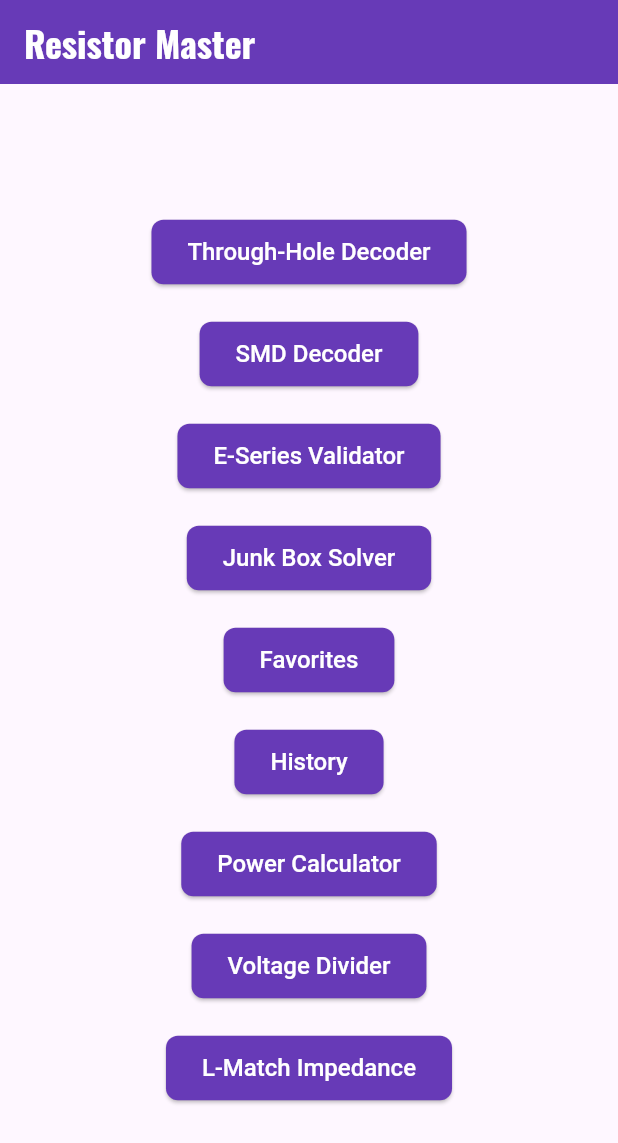
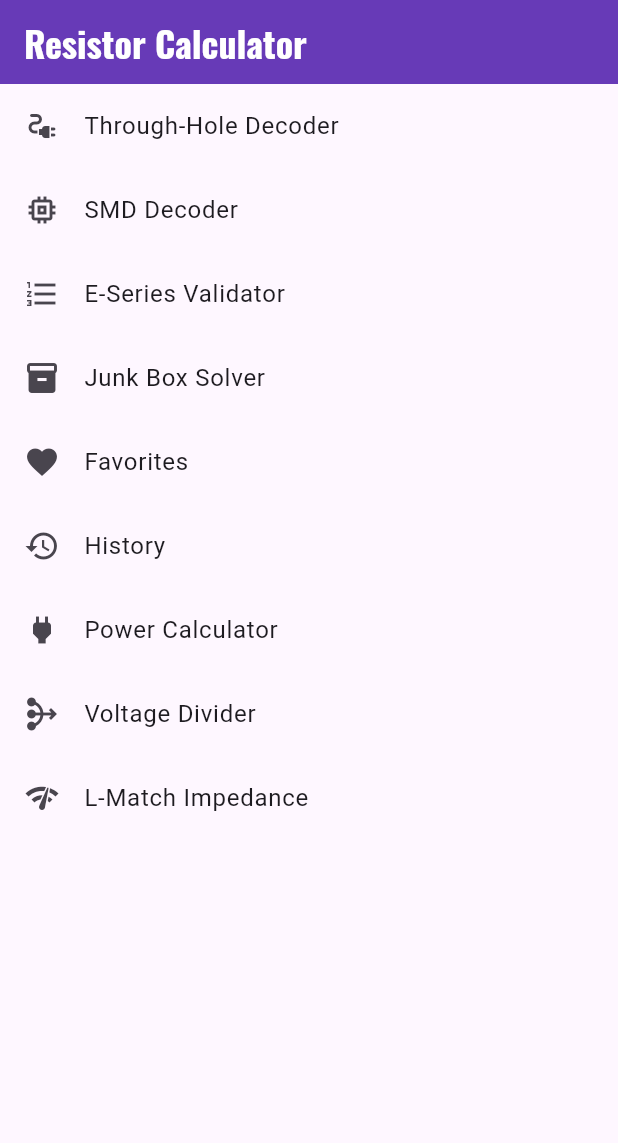
Before and after one commit to victorKariuki/Resistor-calculator, a Flutter app: the screen it shows after launch, on a phone screen of 412 x 824 dp. Shown: the top 1143 px of the screen. Run offline on Flutter 3.47's test engine with Material 3 defaults, Android fonts, the phone set to English and light mode, and no system bars; our stand-ins replace google_fonts, shared_preferences.

Commit message:
Changes before Firebase Studio auto-run

```diff
--- a/lib/home_screen.dart
+++ b/lib/home_screen.dart
@@ -15,14 +15,13 @@ class HomeScreen extends StatelessWidget {
   @override
   Widget build(BuildContext context) {
     return Scaffold(
-      appBar: AppBar(title: const Text('Resistor Master')),
-      body: Center(
-        child: SingleChildScrollView(
-          child: Column(
-            mainAxisAlignment: MainAxisAlignment.center,
+      appBar: AppBar(title: const Text('Resistor Calculator')),
+      body: ListView(
         children: <Widget>[
-              ElevatedButton(
-                onPressed: () {
+          ListTile(
+            leading: const Icon(Icons.electrical_services),
+            title: const Text('Through-Hole Decoder'),
+            onTap: () {
               Navigator.push(
                 context,
                 MaterialPageRoute(
@@ -30,11 +29,11 @@ class HomeScreen extends StatelessWidget {
                 ),
               );
             },
-                child: const Text('Through-Hole Decoder'),
           ),
-              const SizedBox(height: 20),
-              ElevatedButton(
-                onPressed: () {
+          ListTile(
+            leading: const Icon(Icons.memory),
+            title: const Text('SMD Decoder'),
+            onTap: () {
               Navigator.push(
                 context,
                 MaterialPageRoute(
@@ -42,11 +41,11 @@ class HomeScreen extends StatelessWidget {
                 ),
               );
             },
-                child: const Text('SMD Decoder'),
           ),
-              const SizedBox(height: 20),
-              ElevatedButton(
-                onPressed: () {
+          ListTile(
+            leading: const Icon(Icons.format_list_numbered),
+            title: const Text('E-Series Validator'),
+            onTap: () {
               Navigator.push(
                 context,
                 MaterialPageRoute(
@@ -54,11 +53,11 @@ class HomeScreen extends StatelessWidget {
                 ),
               );
             },
-                child: const Text('E-Series Validator'),
           ),
-              const SizedBox(height: 20),
-              ElevatedButton(
-                onPressed: () {
+          ListTile(
+            leading: const Icon(Icons.inventory_2),
+            title: const Text('Junk Box Solver'),
+            onTap: () {
               Navigator.push(
                 context,
                 MaterialPageRoute(
@@ -66,11 +65,11 @@ class HomeScreen extends StatelessWidget {
                 ),
               );
             },
-                child: const Text('Junk Box Solver'),
           ),
-              const SizedBox(height: 20),
-              ElevatedButton(
-                onPressed: () {
+          ListTile(
+            leading: const Icon(Icons.favorite),
+            title: const Text('Favorites'),
+            onTap: () {
               Navigator.push(
                 context,
                 MaterialPageRoute(
@@ -78,11 +77,11 @@ class HomeScreen extends StatelessWidget {
                 ),
               );
             },
-                child: const Text('Favorites'),
           ),
-              const SizedBox(height: 20),
-              ElevatedButton(
-                onPressed: () {
+          ListTile(
+            leading: const Icon(Icons.history),
+            title: const Text('History'),
+            onTap: () {
               Navigator.push(
                 context,
                 MaterialPageRoute(
@@ -90,11 +89,11 @@ class HomeScreen extends StatelessWidget {
                 ),
               );
             },
-                child: const Text('History'),
           ),
-              const SizedBox(height: 20),
-              ElevatedButton(
-                onPressed: () {
+          ListTile(
+            leading: const Icon(Icons.power),
+            title: const Text('Power Calculator'),
+            onTap: () {
               Navigator.push(
                 context,
                 MaterialPageRoute(
@@ -102,11 +101,11 @@ class HomeScreen extends StatelessWidget {
                 ),
               );
             },
-                child: const Text('Power Calculator'),
           ),
-              const SizedBox(height: 20),
-              ElevatedButton(
-                onPressed: () {
+          ListTile(
+            leading: const Icon(Icons.mediation),
+            title: const Text('Voltage Divider'),
+            onTap: () {
               Navigator.push(
                 context,
                 MaterialPageRoute(
@@ -114,21 +113,18 @@ class HomeScreen extends StatelessWidget {
                 ),
               );
             },
-                child: const Text('Voltage Divider'),
           ),
-              const SizedBox(height: 20),
-              ElevatedButton(
-                onPressed: () {
+          ListTile(
+            leading: const Icon(Icons.network_check),
+            title: const Text('L-Match Impedance'),
+            onTap: () {
               Navigator.push(
                 context,
                 MaterialPageRoute(builder: (context) => const LMatchView()),
               );
             },
-                child: const Text('L-Match Impedance'),
           ),
         ],
-          ),
-        ),
       ),
     );
   }
--- a/lib/main.dart
+++ b/lib/main.dart
@@ -8,7 +8,7 @@ void main() {
   runApp(
     ChangeNotifierProvider(
       create: (context) => ThemeProvider(),
-      child: const MyApp(),
+      child: const ResistorCalculatorApp(),
     ),
   );
 }
@@ -32,8 +32,8 @@ class ThemeProvider with ChangeNotifier {
   }
 }
 
-class MyApp extends StatelessWidget {
-  const MyApp({super.key});
+class ResistorCalculatorApp extends StatelessWidget {
+  const ResistorCalculatorApp({super.key});
 
   @override
   Widget build(BuildContext context) {
@@ -109,7 +109,7 @@ class MyApp extends StatelessWidget {
     return Consumer<ThemeProvider>(
       builder: (context, themeProvider, child) {
         return MaterialApp(
-          title: 'Resistor Master',
+          title: 'Resistor Calculator',
           theme: lightTheme,
           darkTheme: darkTheme,
           themeMode: themeProvider.themeMode,
```
Also changed, not shown: pubspec.yaml (+10 -5 lines), assets/images/icon.png (added), pubspec.lock, 3 other files. Lines whose indentation alone changed are shown as unchanged.
